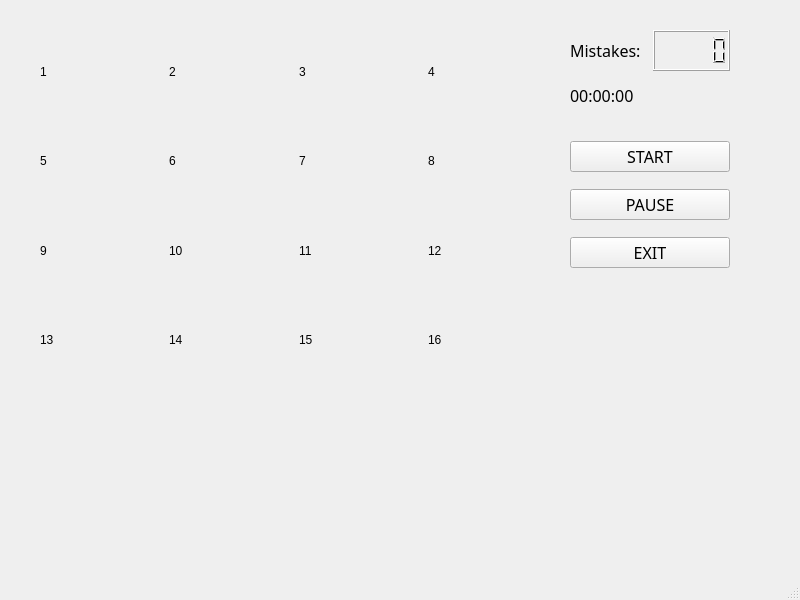
Old version of the form MemoryTrainingPY/game.ui in the repository ElliotMoran/MemoryTrainingPY.
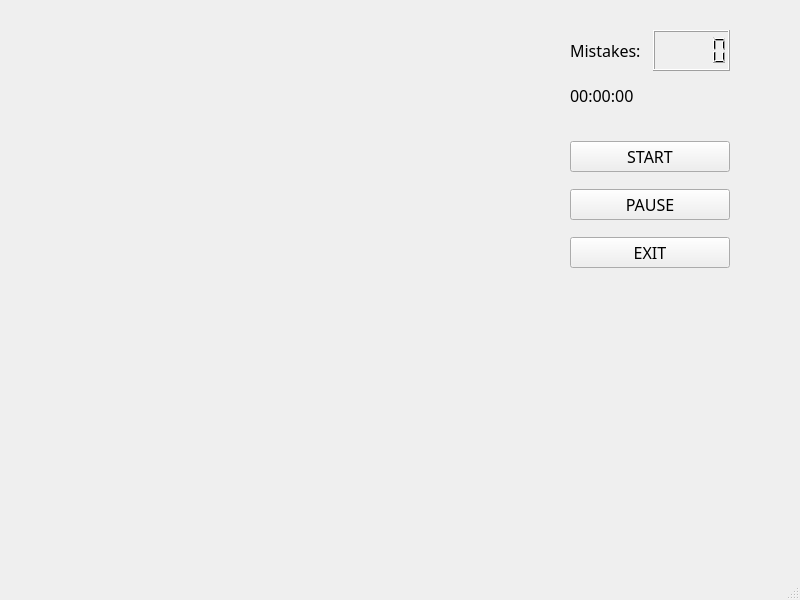
New version of the form.

What changed in the file:
```diff
--- a/MemoryTrainingPY/game.ui
+++ b/MemoryTrainingPY/game.ui
@@ -30,6 +30,9 @@
      </rect>
     </property>
     <layout class="QGridLayout" name="gridLayout">
+     <property name="sizeConstraint">
+      <enum>QLayout::SetMaximumSize</enum>
+     </property>
      <property name="leftMargin">
       <number>0</number>
      </property>
@@ -45,115 +48,115 @@
      <property name="horizontalSpacing">
       <number>6</number>
      </property>
-     <item row="0" column="2">
-      <widget class="QLabel" name="picPart_3">
-       <property name="text">
-        <string>3</string>
-       </property>
-      </widget>
-     </item>
      <item row="0" column="1">
       <widget class="QLabel" name="picPart_2">
        <property name="text">
-        <string>2</string>
+        <string/>
        </property>
       </widget>
      </item>
      <item row="1" column="0">
       <widget class="QLabel" name="picPart_5">
        <property name="text">
-        <string>5</string>
+        <string/>
        </property>
       </widget>
      </item>
      <item row="0" column="3">
       <widget class="QLabel" name="picPart_4">
        <property name="text">
-        <string>4</string>
+        <string/>
        </property>
       </widget>
      </item>
      <item row="3" column="2">
       <widget class="QLabel" name="picPart_15">
        <property name="text">
-        <string>15</string>
+        <string/>
        </property>
       </widget>
      </item>
      <item row="3" column="3">
       <widget class="QLabel" name="picPart_16">
        <property name="text">
-        <string>16</string>
+        <string/>
        </property>
       </widget>
      </item>
      <item row="3" column="1">
       <widget class="QLabel" name="picPart_14">
        <property name="text">
-        <string>14</string>
+        <string/>
        </property>
       </widget>
      </item>
      <item row="3" column="0">
       <widget class="QLabel" name="picPart_13">
        <property name="text">
-        <string>13</string>
+        <string/>
        </property>
       </widget>
      </item>
      <item row="0" column="0">
       <widget class="QLabel" name="picPart_1">
        <property name="text">
-        <string>1</string>
+        <string/>
        </property>
       </widget>
      </item>
      <item row="2" column="3">
       <widget class="QLabel" name="picPart_12">
        <property name="text">
-        <string>12</string>
+        <string/>
        </property>
       </widget>
      </item>
      <item row="2" column="0">
       <widget class="QLabel" name="picPart_9">
        <property name="text">
-        <string>9</string>
-       </property>
-      </widget>
-     </item>
-     <item row="1" column="3">
-      <widget class="QLabel" name="picPart_8">
-       <property name="text">
-        <string>8</string>
+        <string/>
        </property>
       </widget>
      </item>
      <item row="2" column="2">
       <widget class="QLabel" name="picPart_11">
        <property name="text">
-        <string>11</string>
+        <string/>
        </property>
       </widget>
      </item>
      <item row="1" column="1">
       <widget class="QLabel" name="picPart_6">
        <property name="text">
-        <string>6</string>
+        <string/>
        </property>
       </widget>
      </item>
      <item row="1" column="2">
       <widget class="QLabel" name="picPart_7">
        <property name="text">
-        <string>7</string>
+        <string/>
        </property>
       </widget>
      </item>
      <item row="2" column="1">
       <widget class="QLabel" name="picPart_10">
        <property name="text">
-        <string>10</string>
+        <string/>
+       </property>
+      </widget>
+     </item>
+     <item row="0" column="2">
+      <widget class="QLabel" name="picPart_3">
+       <property name="text">
+        <string/>
+       </property>
+      </widget>
+     </item>
+     <item row="1" column="3">
+      <widget class="QLabel" name="picPart_8">
+       <property name="text">
+        <string/>
        </property>
       </widget>
      </item>
```
